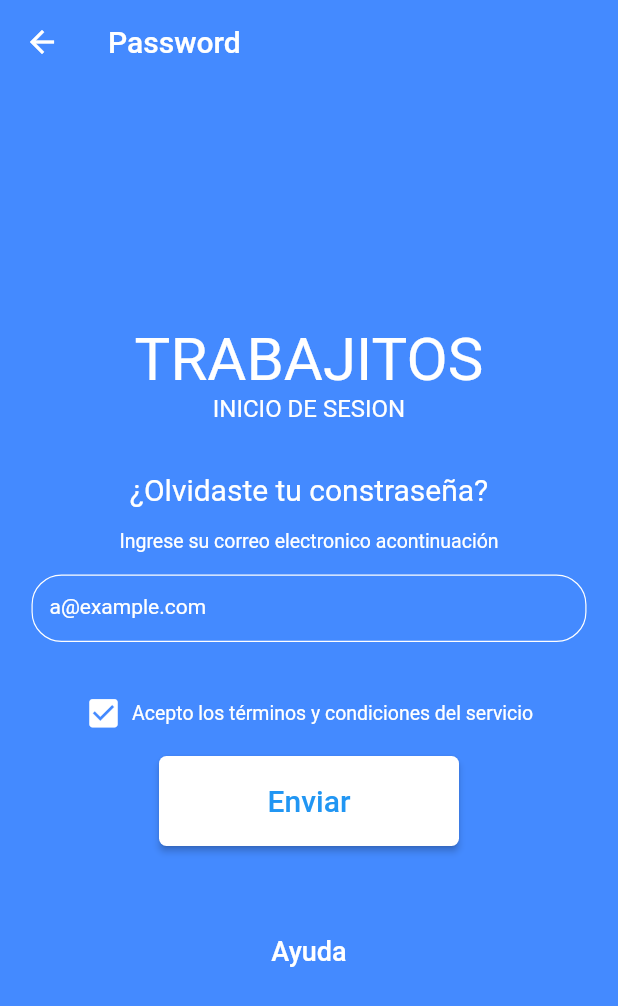
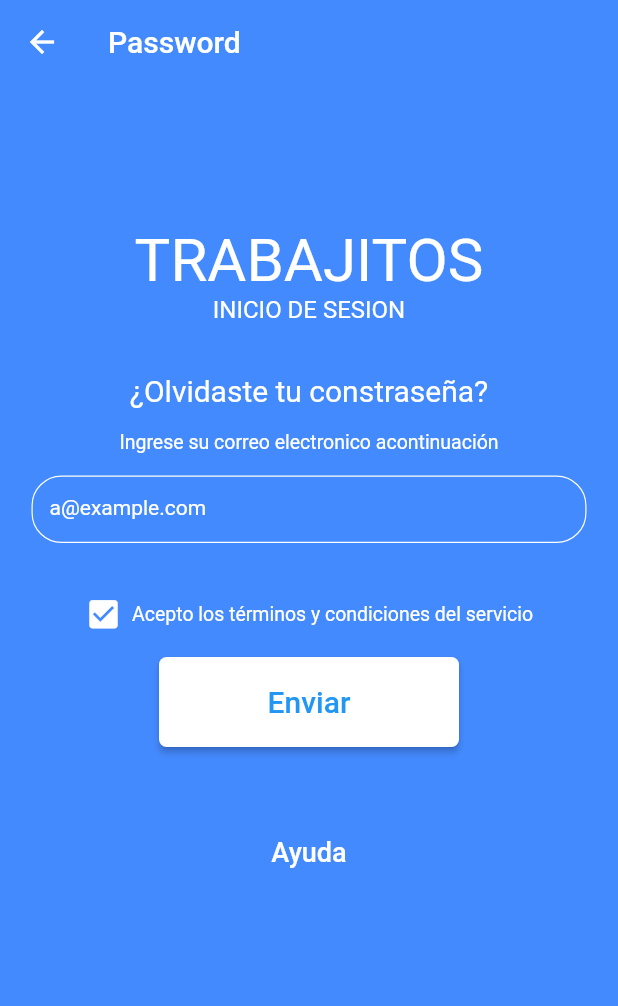
Before and after one commit to imdevdaniel/trabajitos-frontend, a Flutter app: the PasswordResetPage screen opened by its route, on a phone screen of 412 x 824 dp. Shown: the top 1006 px of the screen. Run offline on Flutter 3.47's test engine with Material 2 defaults, Android fonts, the phone set to English and light mode, and no system bars; network calls fail; Roboto replaces fonts that are missing (OpenSans).

Commit message:
modificacion de la pagina passwordReset

```diff
--- a/lib/src/pages/password_reset_page.dart
+++ b/lib/src/pages/password_reset_page.dart
@@ -24,14 +24,19 @@ final Color co = new Color(0xFF448AFF);
       ),
 
 
-     body: Center(
+     body: SingleChildScrollView(
 
         child: Column(
 
           mainAxisAlignment: MainAxisAlignment.center,
 
           children: <Widget>[
-
+             Text(
+              '' , style: _textoestilo6,
+            ),
+             Text(
+              '' , style: _textoestilo6,
+            ),
             Text(
               'TRABAJITOS' , style: _textoestilo6,
             ),
```
